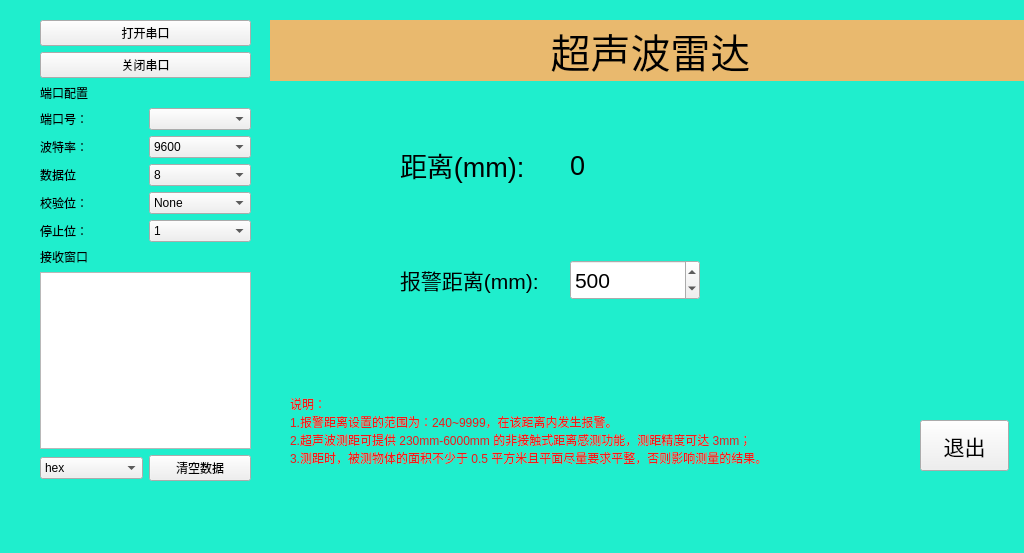
Above: SensorDemo/sensordemo.ui from qq936859639/test2 before the change. Below: the same form after it.
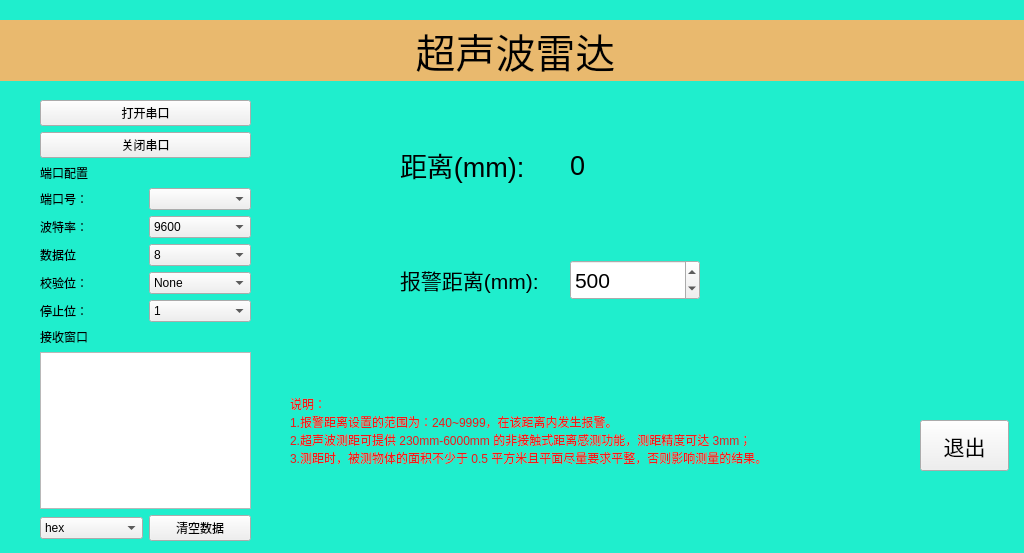
That is the form after the change.

Diff of the .ui file:
```diff
--- a/SensorDemo/sensordemo.ui
+++ b/SensorDemo/sensordemo.ui
@@ -17,9 +17,9 @@
    <property name="geometry">
     <rect>
      <x>40</x>
-     <y>20</y>
+     <y>100</y>
      <width>211</width>
-     <height>461</height>
+     <height>441</height>
     </rect>
    </property>
    <layout class="QVBoxLayout" name="verticalLayout">
@@ -255,9 +255,9 @@
   <widget class="QLabel" name="label_2">
    <property name="geometry">
     <rect>
-     <x>270</x>
+     <x>0</x>
      <y>20</y>
-     <width>761</width>
+     <width>1031</width>
      <height>61</height>
     </rect>
    </property>
```
